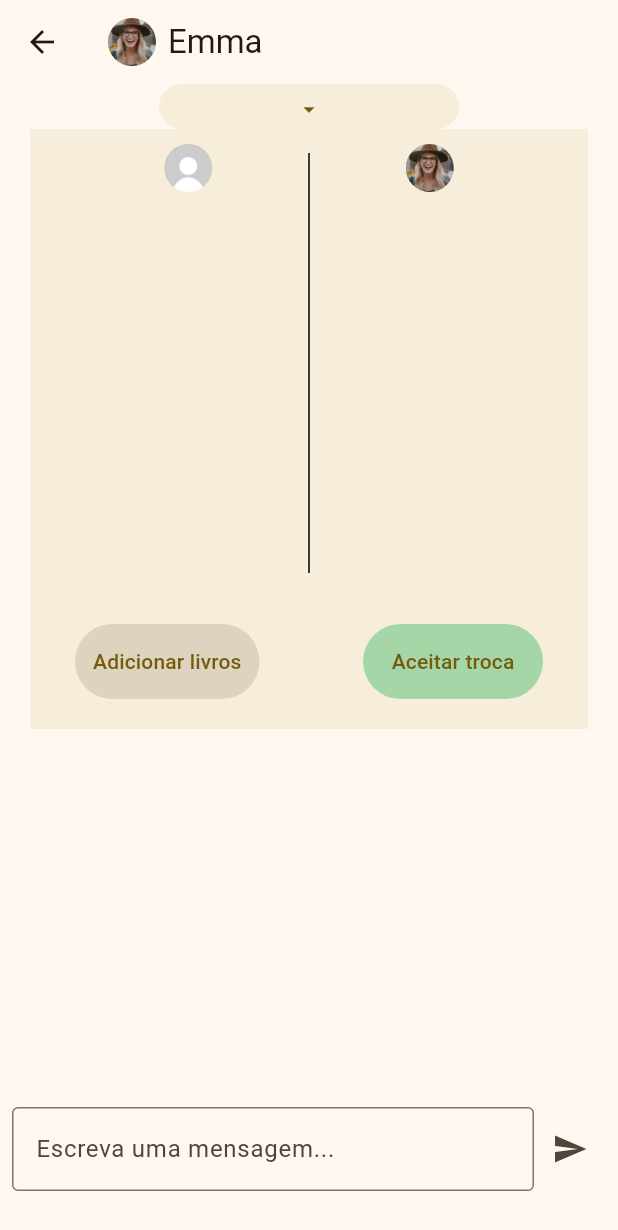
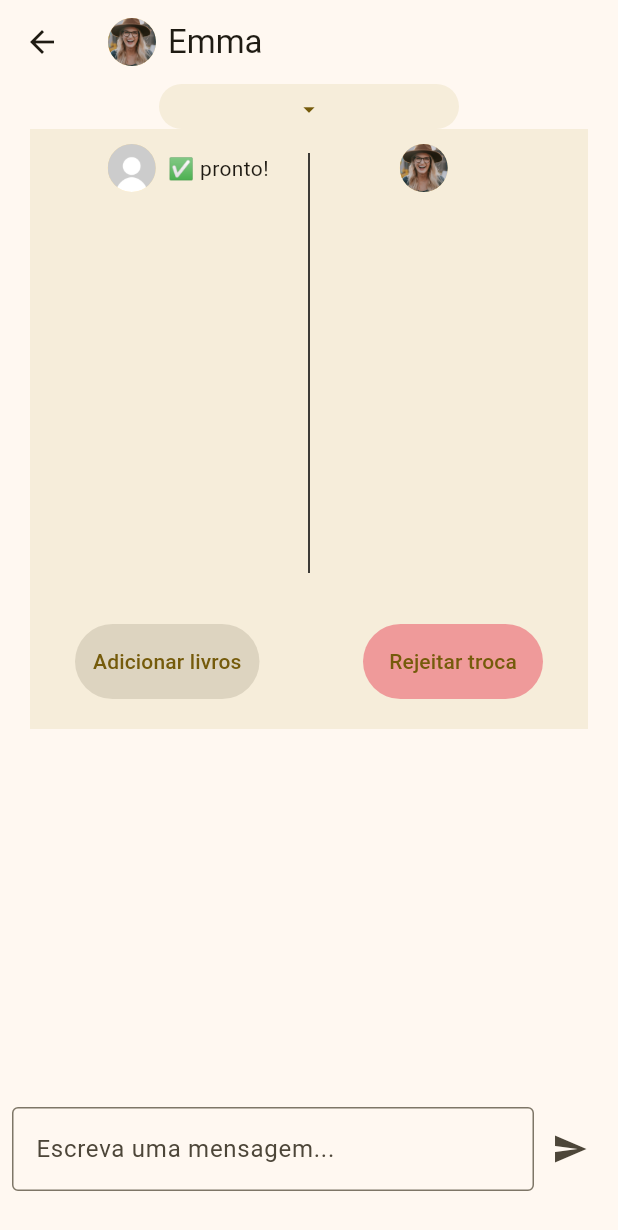
Before and after one commit to goncaloosimoes/ReadCycle, a Flutter app: the ChatDetailScreen screen opened directly with empty values, after a tap on the "arrow drop down" icon, after a tap on "Aceitar troca", on a phone screen of 412 x 824 dp. Shown: the top 1230 px of the screen. Run offline on Flutter 3.47's test engine with Material 3 defaults, Android fonts, the phone set to English and light mode, and no system bars; our stand-ins replace image_picker; missing offline and left inert: location_picker_flutter_map.

Commit message:
aceitar troca no chat (falta por se ambos aceitam)

```diff
--- a/read_cycle/lib/classes/chat.dart
+++ b/read_cycle/lib/classes/chat.dart
@@ -9,6 +9,8 @@ class Chat {
   List<Book> otherBooks;
   List<Message> messages;
   Message get lastMessage => messages.last;
+  bool ready = false;
+  bool otherReady = false;
 
   Chat({
     required this.user,
--- a/read_cycle/lib/pages/chat_detail_screen.dart
+++ b/read_cycle/lib/pages/chat_detail_screen.dart
@@ -159,9 +159,15 @@ class _MainState extends State<ChatDetailScreen> {
                               children: [
                                 Padding(
                                   padding: EdgeInsets.only(bottom: 10),
-                                  child: CircleAvatar(
-                                    backgroundImage: AssetImage(currentUser.profileImagePath),
-                                    radius: 16,
+                                  child: Row(
+                                    children: [
+                                      CircleAvatar(
+                                        backgroundImage: AssetImage(currentUser.profileImagePath),
+                                        radius: 16,
+                                      ),
+                                      SizedBox(width: 8),
+                                      Text((widget.chat.ready)?"✅ pronto!":""),
+                                    ],
                                   )
                                 ),
                                 SizedBox(
@@ -189,9 +195,15 @@ class _MainState extends State<ChatDetailScreen> {
                               children: [
                                 Padding(
                                   padding: EdgeInsets.only(bottom: 10),
-                                  child: CircleAvatar(
-                                    backgroundImage: AssetImage(widget.chat.user.profileImagePath),
-                                    radius: 16,
+                                  child: Row(
+                                    children: [
+                                      CircleAvatar(
+                                        backgroundImage: AssetImage(widget.chat.user.profileImagePath),
+                                        radius: 16,
+                                      ),
+                                      SizedBox(width: 8),
+                                      Text((widget.chat.otherReady)?"✅ pronto!":""),
+                                    ],
                                   )
                                 ),
                                 SizedBox(
@@ -280,6 +292,8 @@ class _MainState extends State<ChatDetailScreen> {
                                                     setState(() {
                                                       widget.chat.myBooks.clear();
                                                       widget.chat.myBooks.addAll(booksToAdd);
+                                                      widget.chat.ready = false;
+                                                      widget.chat.otherReady = false;
                                                     });
                                                     Navigator.of(context).pop();
                                                   },
@@ -299,13 +313,18 @@ class _MainState extends State<ChatDetailScreen> {
                                 ),
                                 TextButton(
                                   style: TextButton.styleFrom(
-                                    backgroundColor: Colors.green.shade200,
+                                    backgroundColor: (!widget.chat.ready)?Colors.green.shade200:Colors.red.shade200,
                                     minimumSize: Size(120, 50),
                                   ),
                                   onPressed: () {
-                                    // TODO: Por função de aceitar troca
+                                    setState(() {
+                                      widget.chat.ready = !widget.chat.ready;
+                                      if (widget.chat.ready && widget.chat.otherReady) {
+                                        // TODO: fazer aqui o 'troca a decorrer'
+                                      }
+                                    });
                                   },
-                                  child: Text("Aceitar troca"),
+                                  child: Text((!widget.chat.ready)?"Aceitar troca":"Rejeitar troca"),
                                 )
                               ],
                             )
```
